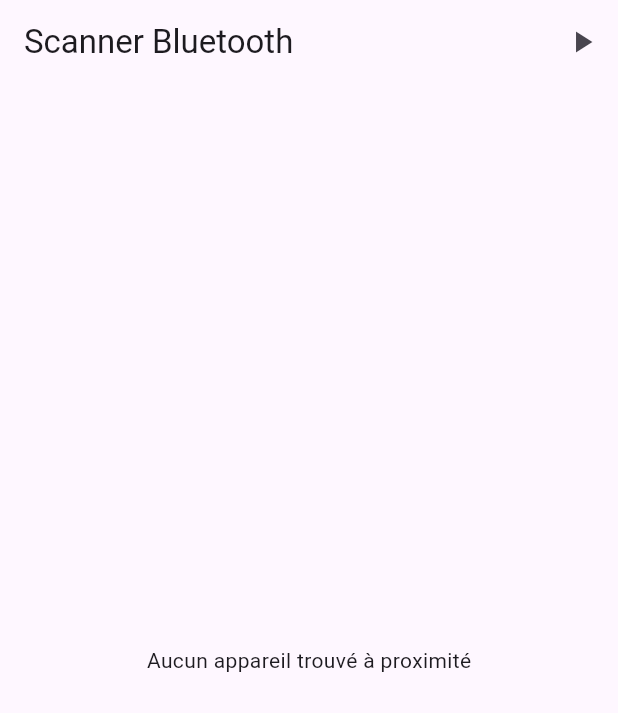
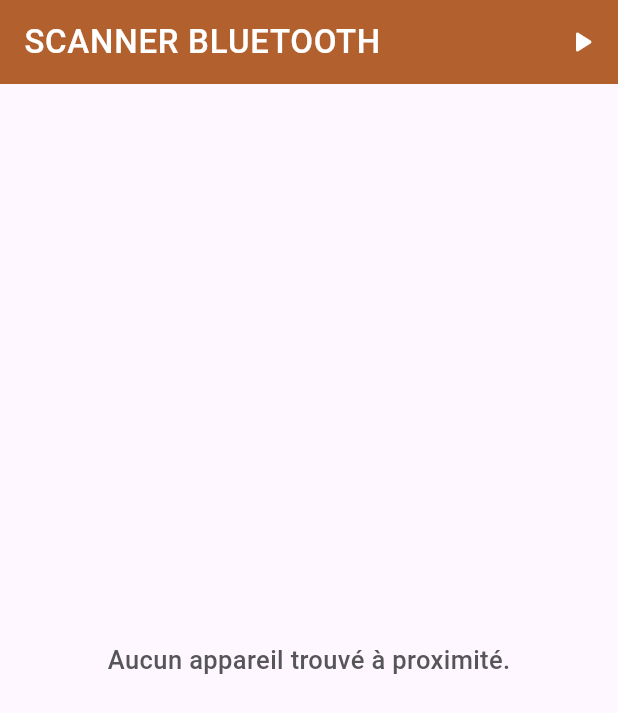
Before and after one commit to ODLTour/Flutter_FOGO, a Flutter app: the screen it shows after launch, on a phone screen of 412 x 824 dp. Shown: the top 713 px of the screen. Run offline on Flutter 3.47's test engine with Material 3 defaults, Android fonts, the phone set to English and light mode, and no system bars; our stand-ins replace bloc, equatable, flutter_bloc, flutter_blue_plus, google_fonts, permission_handler.

Commit message:
feat: slightly improved UI

```diff
--- a/lib/pages/home_page.dart
+++ b/lib/pages/home_page.dart
@@ -8,6 +8,7 @@
 import 'package:flutter_blue_plus/flutter_blue_plus.dart' as fb;
 import 'package:permission_handler/permission_handler.dart';
 import 'package:flutter_bloc/flutter_bloc.dart';
+import 'package:google_fonts/google_fonts.dart';
 
 class MyHomePage extends StatelessWidget {
   const MyHomePage({super.key});
@@ -47,29 +48,44 @@
   Widget build(BuildContext context) {
     return Scaffold(
       appBar: AppBar(
-        title: const Text('Scanner Bluetooth'),
+        title: Text(
+          'SCANNER BLUETOOTH',
+          style: GoogleFonts.koHo(
+            textStyle: TextStyle(
+              color: Colors.white,
+              letterSpacing: .5,
+              fontWeight: FontWeight.w500,
+            ),
+          ),
+        ),
+        backgroundColor: const Color(0xffB1602E),
         actions: [
           BlocBuilder<BluetoothBloc, BluetoothState>(
             builder: (context, state) {
               if (state.bluetoothAdapterState != fb.BluetoothAdapterState.on) {
                 return IconButton(
                   onPressed: null,
-                  icon: const Icon(Icons.bluetooth_disabled),
+                  icon: const Icon(
+                    Icons.bluetooth_disabled_rounded,
+                    color: Colors.white,
+                  ),
                 );
               }
 
               if (state.scanStatus == BluetoothStateStatus.scanning) {
                 return IconButton(
                   onPressed: () => _stopScan(context),
-                  icon: const Icon(Icons.stop),
-                  tooltip: 'Arrêter le scan',
+                  icon: const Icon(Icons.stop_rounded),
+                  color: Colors.white,
+                  //tooltip: 'Arrêter le scan',
                 );
               }
 
               return IconButton(
                 onPressed: () => _startScan(context),
-                icon: const Icon(Icons.play_arrow),
-                tooltip: 'Démarrer le scan',
+                icon: const Icon(Icons.play_arrow_rounded),
+                color: Colors.white,
+                //tooltip: 'Démarrer le scan',
               );
             },
           ),
@@ -82,12 +98,34 @@
               child: Column(
                 mainAxisAlignment: MainAxisAlignment.center,
                 children: [
-                  Text(_getBluetoothStatusMessage(state.bluetoothAdapterState)),
+                  Text(
+                    _getBluetoothStatusMessage(state.bluetoothAdapterState),
+                    style: GoogleFonts.koHo(
+                      textStyle: TextStyle(
+                        color: const Color(0xff565659),
+                        fontSize: 17,
+                        fontWeight: FontWeight.w500,
+                      ),
+                    ),
+                  ),
                   const SizedBox(height: 10),
-                  const Icon(
+                  Icon(
                     Icons.bluetooth_disabled,
-                    color: Colors.red,
+                    color: Colors.red[900],
                     size: 60,
+                  ),
+                  Text(
+                    style: GoogleFonts.koHo(
+                      textStyle: TextStyle(
+                        color: const Color(0xff565659),
+                        fontSize: 17,
+                        fontWeight: FontWeight.w500,
+                      ),
+                    ),
+                    state.bluetoothAdapterState ==
+                            fb.BluetoothAdapterState.unavailable
+                        ? 'Votre téléphone ne peut pas utiliser le bluetooth.'
+                        : "Veuillez activer le bluetooth sur votre téléphone.",
                   ),
                 ],
               ),
@@ -97,8 +135,17 @@
           final devices = state.discoveredDevices;
 
           if (devices.isEmpty) {
-            return const Center(
-              child: Text('Aucun appareil trouvé à proximité'),
+            return Center(
+              child: Text(
+                'Aucun appareil trouvé à proximité.',
+                style: GoogleFonts.koHo(
+                  textStyle: TextStyle(
+                    color: const Color(0xff565659),
+                    fontSize: 17,
+                    fontWeight: FontWeight.w500,
+                  ),
+                ),
+              ),
             );
           }
 
--- a/pubspec.yaml
+++ b/pubspec.yaml
@@ -39,6 +39,7 @@
   bloc: ^9.0.0
   permission_handler: ^11.3.1
   flutter_bloc: ^9.1.1
+  google_fonts: ^6.3.0
 
 dev_dependencies:
   flutter_test:
```
Also changed, not shown: lib/widgets/device_list_item.dart (+39 -9 lines), pubspec.lock, 1 other file.
